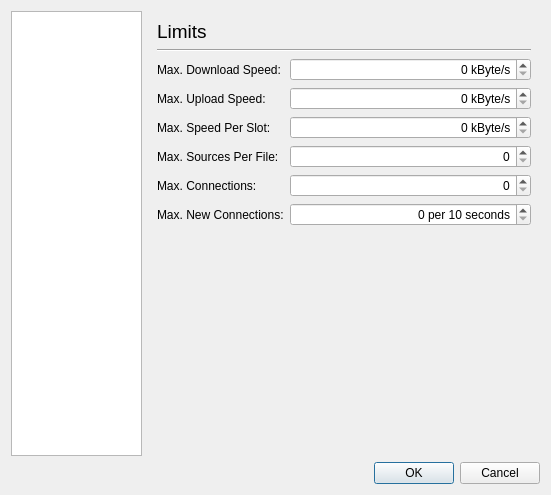
Old version of the form src/optionsdialogbase.ui in the repository applejuicenetz/gui-juicer.
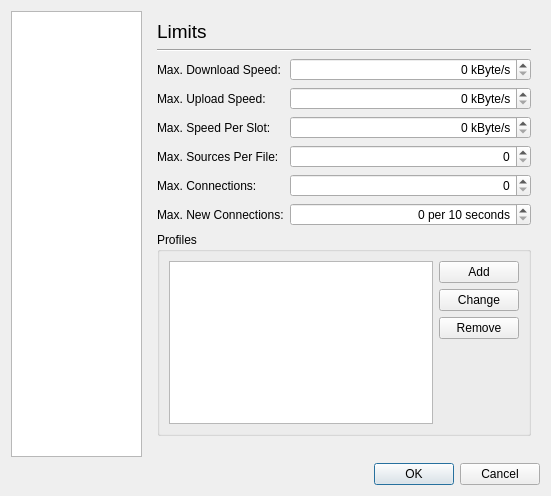
New version of the form. The open tabs and pages were chosen to show the change. Icons and pictures are not drawn.

Commit message: added basic profile functionality

What changed in the file:
```diff
--- a/src/optionsdialogbase.ui
+++ b/src/optionsdialogbase.ui
@@ -7,7 +7,7 @@
     <x>0</x>
     <y>0</y>
     <width>551</width>
-    <height>495</height>
+    <height>496</height>
    </rect>
   </property>
   <property name="windowTitle">
@@ -454,6 +454,56 @@
          </item>
         </layout>
        </item>
+       <item>
+        <widget class="QGroupBox" name="groupBox_5">
+         <property name="title">
+          <string>Profiles</string>
+         </property>
+         <layout class="QHBoxLayout" name="horizontalLayout_11">
+          <item>
+           <widget class="QListWidget" name="profilesList"/>
+          </item>
+          <item>
+           <layout class="QVBoxLayout" name="verticalLayout_16">
+            <item>
+             <widget class="QPushButton" name="addProfileButton">
+              <property name="text">
+               <string>Add</string>
+              </property>
+             </widget>
+            </item>
+            <item>
+             <widget class="QPushButton" name="changeProfileButton">
+              <property name="text">
+               <string>Change</string>
+              </property>
+             </widget>
+            </item>
+            <item>
+             <widget class="QPushButton" name="removeProfileButton">
+              <property name="text">
+               <string>Remove</string>
+              </property>
+             </widget>
+            </item>
+            <item>
+             <spacer name="verticalSpacer_9">
+              <property name="orientation">
+               <enum>Qt::Vertical</enum>
+              </property>
+              <property name="sizeHint" stdset="0">
+               <size>
+                <width>20</width>
+                <height>40</height>
+               </size>
+              </property>
+             </spacer>
+            </item>
+           </layout>
+          </item>
+         </layout>
+        </widget>
+       </item>
        <item>
         <spacer name="verticalSpacer_4">
          <property name="orientation">
@@ -462,7 +512,7 @@
          <property name="sizeHint" stdset="0">
           <size>
            <width>20</width>
-           <height>152</height>
+           <height>40</height>
           </size>
          </property>
         </spacer>
```
The commit also changes 4 other files.
